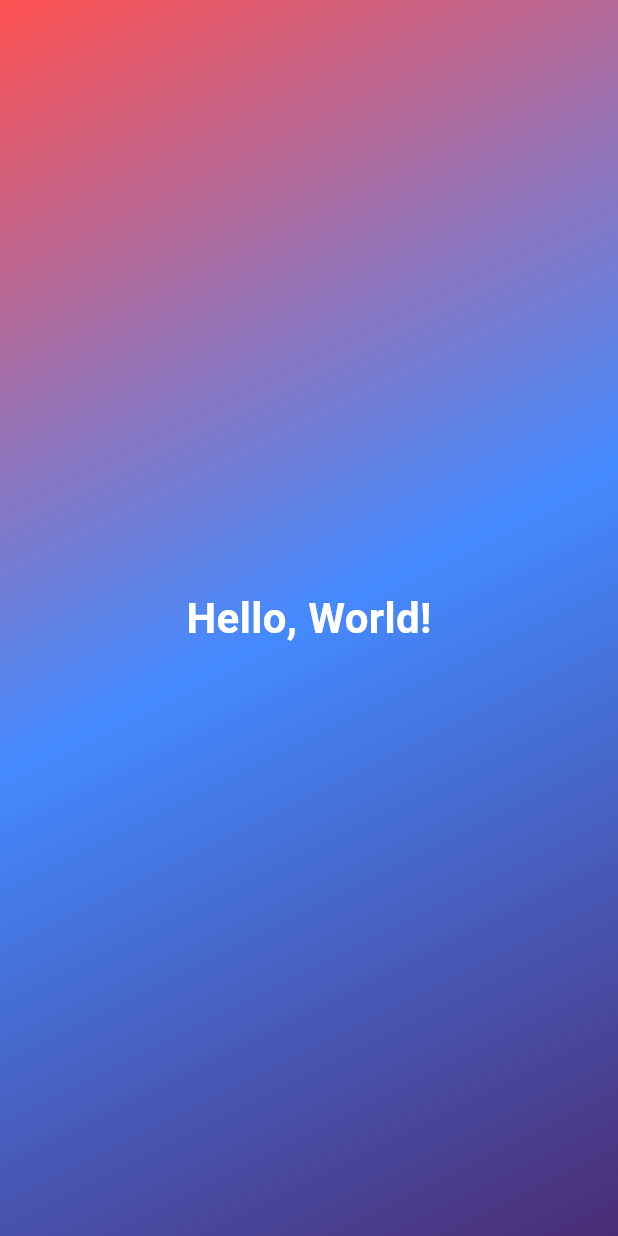
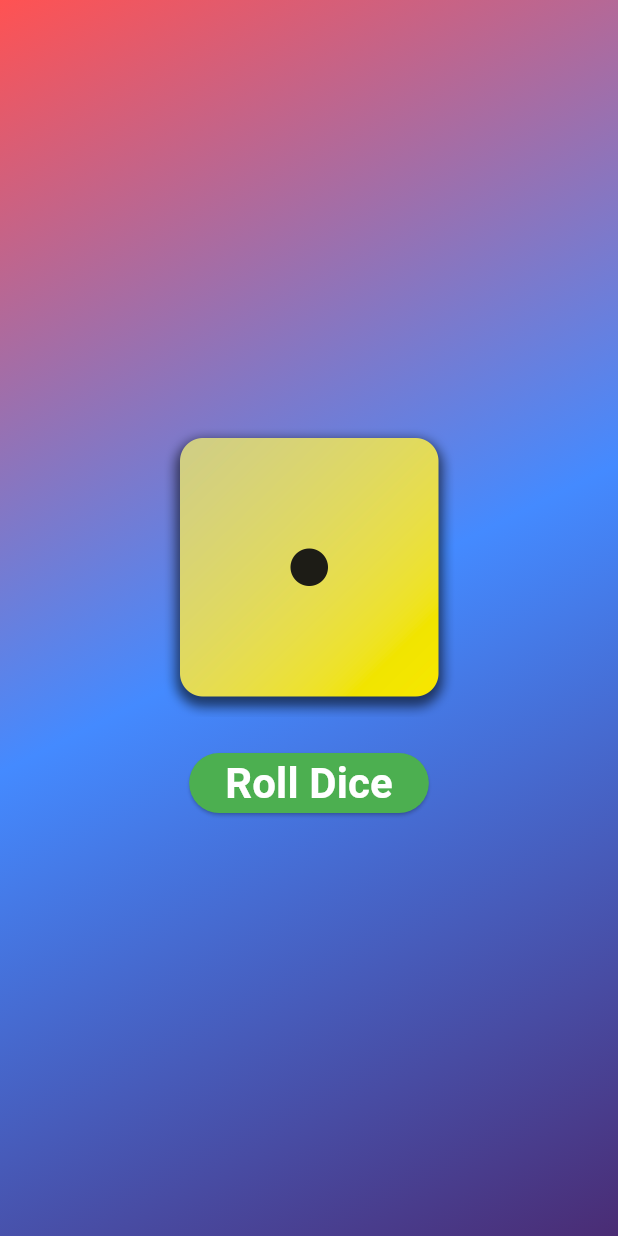
Before and after one commit to RishavGupta1C/myapp1, a Flutter app: the GradientContainer widget shown alone on an empty page, opened directly, on a phone screen of 412 x 824 dp. Run offline on Flutter 3.47's test engine with Material 2 defaults, Android fonts, the phone set to English and light mode, and no system bars.

Commit message:
first_commit, Section-2 of the course

```diff
--- a/lib/first_dart_file.dart
+++ b/lib/first_dart_file.dart
@@ -15,6 +15,7 @@ void main() {
           Colors.blueAccent,
           Color.fromARGB(255, 74, 44, 116),
         ),
+        // body: GradientContainer.rgb(),
       ),
     ),
   );
--- a/lib/gradient_constraint.dart
+++ b/lib/gradient_constraint.dart
@@ -5,13 +5,23 @@ const startAlignment = Alignment.topLeft;
 const endAlignment = Alignment.bottomRight;
 
 class GradientContainer extends StatelessWidget {
+  final Color color1;
+  final Color color2;
+  final Color color3;
+
   // required is needed for named arguments
   const GradientContainer(this.color1, this.color2, this.color3, {Key? key})
       : super(key: key);
 
-  final Color color1;
-  final Color color2;
-  final Color color3;
+  // Alternative Constructor
+  // factory GradientContainer.red(Color color1) {
+  //   return GradientContainer(color1, Colors.transparent, Colors.transparent)
+  // }
+  const GradientContainer.rgb({Key? key})
+      : color1 = Colors.redAccent,
+        color2 = Colors.blueAccent,
+        color3 = Colors.greenAccent,
+        super(key: key);
 
   @override
   Widget build(BuildContext context) {
@@ -23,9 +33,29 @@ class GradientContainer extends StatelessWidget {
           end: endAlignment,
         ),
       ),
-      child: const Center(child: text_style('Hello, World!')),
+      child: Center(
+        child: Column(
+          mainAxisSize: MainAxisSize.min,
+          children: [
+            Image.asset("assets/images/dice-1.png", width: 200),
+            // Sized Box is a special widget which has a fixed width and height
+            // Unlike others whose size depends on the content inside
+            const SizedBox(height: 20),
+            ElevatedButton(
+              onPressed: rollDice,
+              style: TextButton.styleFrom(
+                // padding: const EdgeInsets.only(left: 10, right: 10),
+                backgroundColor: Colors.green,
+              ),
+              child: const text_style('Roll Dice'),
+            ),
+          ],
+        ),
+      ),
     );
   }
+
+  void rollDice() {}
 }
 
 
```
Also changed, not shown: pubspec.yaml (+7 -3 lines), assets/images/dice-1.png (added), assets/images/dice-2.png (added), assets/images/dice-3.png (added), assets/images/dice-4.png (added), assets/images/dice-5.png (added), assets/images/dice-6.png (added).
